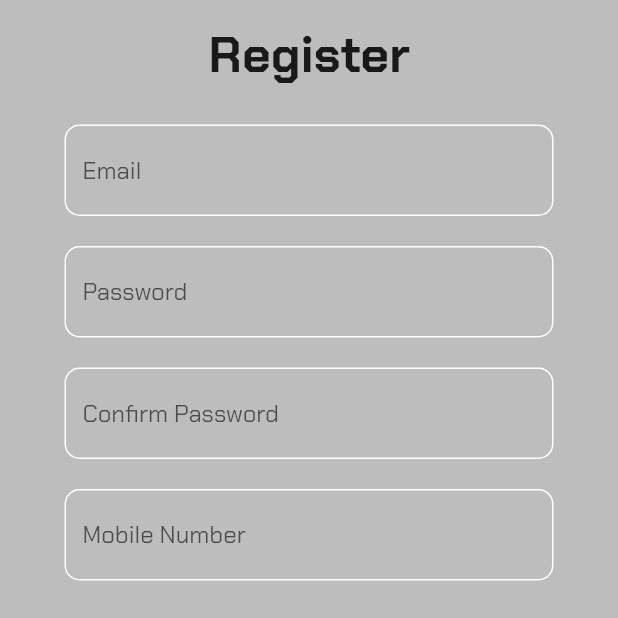
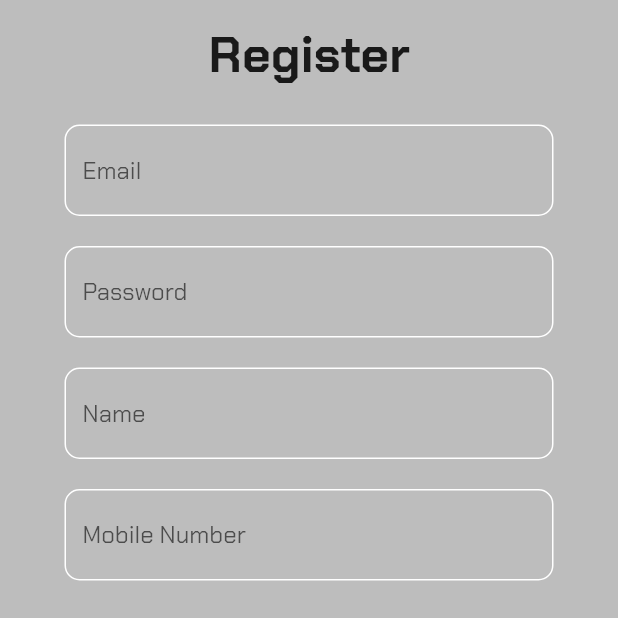
Before and after one commit to Farhaanhere/BudgetBro, a Flutter app: the ScreenRegisterPage screen opened by its route, on a phone screen of 412 x 824 dp, the top half of it. Run offline on Flutter 3.47's test engine with Material 2 defaults, Android fonts, the phone set to English and light mode, and no system bars; our stand-ins replace cloud_firestore, firebase_auth, firebase_core, google_fonts, hive, hive_flutter and 1 more; accounts and stored records are empty.

Commit message:
second commit

```diff
--- a/lib/Screens/login_signup_page.dart
+++ b/lib/Screens/login_signup_page.dart
@@ -42,7 +42,7 @@ class Login extends StatelessWidget {
                         enabledBorder: OutlineInputBorder(
                             borderSide: BorderSide(color: Colors.white),
                             borderRadius: BorderRadius.circular(10)),
-                        hintText: 'Email / Username',
+                        hintText: 'Email',
                         hintStyle: GoogleFonts.chakraPetch()),
                   ),
                 ),
--- a/lib/Screens/signup_page.dart
+++ b/lib/Screens/signup_page.dart
@@ -4,12 +4,13 @@ import 'package:flutter/material.dart';
 import 'package:google_fonts/google_fonts.dart';
 import 'package:firebase_auth/firebase_auth.dart';
 import 'package:managment/widgets/bottomnavigationbar.dart';
+import 'package:cloud_firestore/cloud_firestore.dart';
 
 class ScreenRegisterPage extends StatelessWidget {
   ScreenRegisterPage({super.key});
   final TextEditingController _emailController = TextEditingController();
   final TextEditingController _passwordController = TextEditingController();
-  final TextEditingController _confirmpassController = TextEditingController();
+  final TextEditingController _nameController = TextEditingController();
   final TextEditingController _mobilenoController = TextEditingController();
 
   @override
@@ -67,8 +68,7 @@ class ScreenRegisterPage extends StatelessWidget {
                   padding:
                       const EdgeInsets.only(left: 43.0, right: 43.0, top: 20),
                   child: TextField(
-                    controller: _confirmpassController,
-                    obscureText: true,
+                    controller: _nameController,
                     decoration: InputDecoration(
                       focusedBorder: OutlineInputBorder(
                           borderSide: BorderSide(color: Colors.white),
@@ -76,7 +76,7 @@ class ScreenRegisterPage extends StatelessWidget {
                       enabledBorder: OutlineInputBorder(
                           borderSide: BorderSide(color: Colors.white),
                           borderRadius: BorderRadius.circular(10)),
-                      hintText: 'Confirm Password',
+                      hintText: 'Name',
                       hintStyle: GoogleFonts.chakraPetch(),
                     ),
                   ),
@@ -86,7 +86,6 @@ class ScreenRegisterPage extends StatelessWidget {
                       const EdgeInsets.only(left: 43.0, right: 43.0, top: 20),
                   child: TextField(
                     controller: _mobilenoController,
-                    obscureText: true,
                     decoration: InputDecoration(
                       focusedBorder: OutlineInputBorder(
                           borderSide: BorderSide(color: Colors.white),
@@ -109,6 +108,11 @@ class ScreenRegisterPage extends StatelessWidget {
                             email: _emailController.text.trim(),
                             password: _passwordController.text.trim())
                         .then((value) {});
+                    addUserDets(
+                        _emailController.text.trim(),
+                        _mobilenoController.text.trim(),
+                        _nameController.text.trim(),
+                        _passwordController.text.trim());
                     Navigator.of(context)
                         .push(MaterialPageRoute(builder: (ctx) => Bottom()));
                   },
@@ -158,4 +162,14 @@ class ScreenRegisterPage extends StatelessWidget {
       ),
     );
   }
+
+  Future addUserDets(
+      String name, String email, String password, String mobileno) async {
+    await FirebaseFirestore.instance.collection('users').add({
+      'Email': name,
+      'MobileNo': email,
+      'Name': mobileno,
+      'Password': password,
+    });
+  }
 }
--- a/lib/main.dart
+++ b/lib/main.dart
@@ -1,3 +1,5 @@
+import 'package:cloud_firestore/cloud_firestore.dart';
+import 'package:firebase_auth/firebase_auth.dart';
 import 'package:firebase_core/firebase_core.dart';
 import 'package:flutter/material.dart';
 import 'package:hive/hive.dart';
```
Also changed, not shown: lib/data/model/user_model.dart (added, +37 -0 lines).
